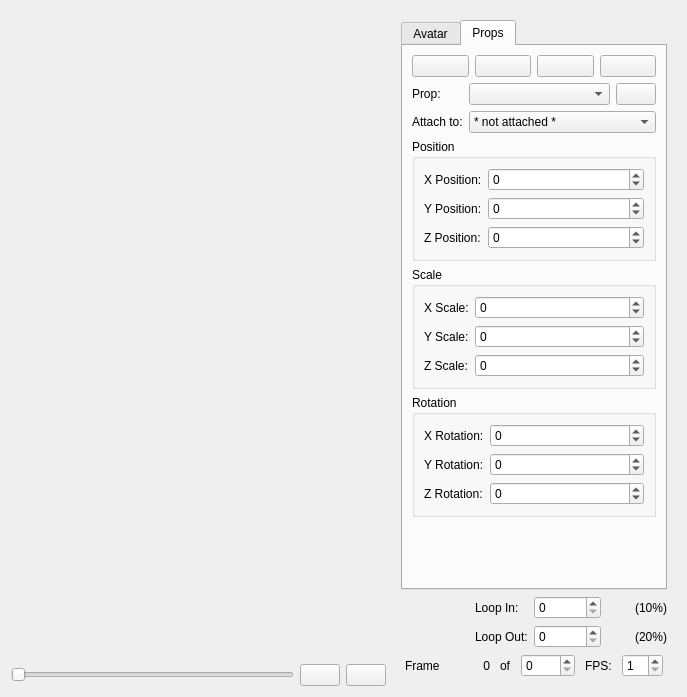
The window that src/KeyFramerTab.ui (tapple/animik) describes before a commit, drawn with Qt 5.
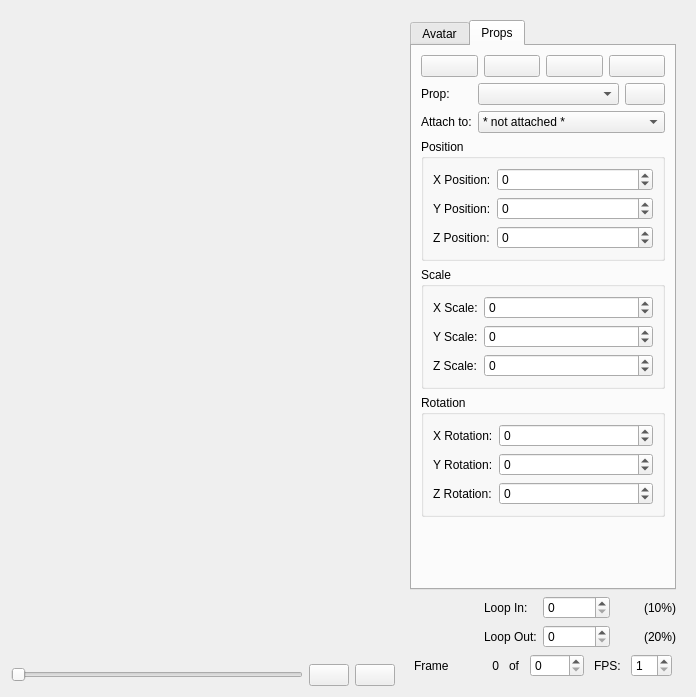
The same window after the commit. Icons and pictures are not drawn. Custom widgets are drawn as their Qt base class.

```diff
--- a/src/KeyFramerTab.ui
+++ b/src/KeyFramerTab.ui
@@ -6,8 +6,8 @@
    <rect>
     <x>0</x>
     <y>0</y>
-    <width>687</width>
-    <height>668</height>
+    <width>696</width>
+    <height>656</height>
    </rect>
   </property>
   <property name="windowTitle">
```
